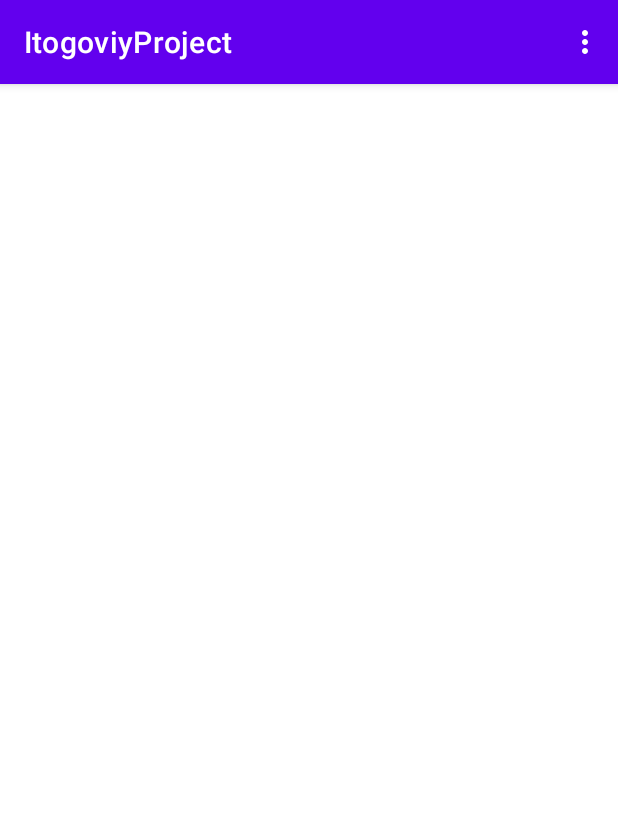
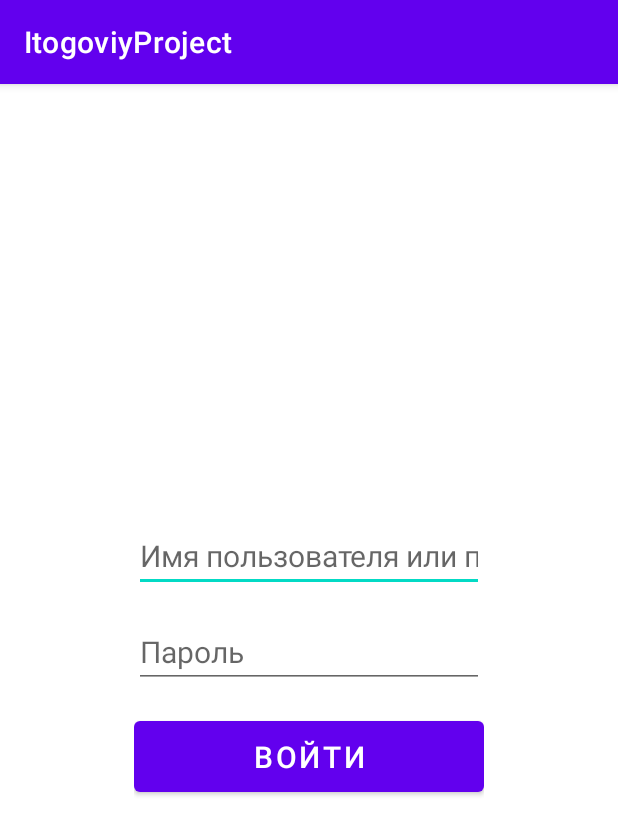
Before and after one commit to oaeolia/ItogoviyProject, an Android app: the screen it shows after launch (MainActivity before the commit, LoginActivity after it), on a phone screen of 412 x 824 dp. Shown: the top 835 px of the screen. Run offline under Robolectric (Android 15) with nearby library versions, the phone set to English and light mode, and no system bars; our stand-ins replace Volley.

Commit message:
[Client] Added login activity

```diff
--- a/AndroidApplication/app/build.gradle
+++ b/AndroidApplication/app/build.gradle
@@ -26,6 +26,10 @@ android {
         sourceCompatibility JavaVersion.VERSION_1_8
         targetCompatibility JavaVersion.VERSION_1_8
     }
+
+    buildFeatures {
+        viewBinding true
+    }
 }
 
 dependencies {
--- /dev/null
+++ b/AndroidApplication/app/src/main/java/com/example/itogoviyproject/Application.java
@@ -0,0 +1,29 @@
+package com.example.itogoviyproject;
+
+import com.example.itogoviyproject.loggers.ConsoleLogger;
+import com.example.itogoviyproject.loggers.ILogger;
+import com.example.itogoviyproject.server.Server;
+
+public class Application  extends android.app.Application {
+    private Server server;
+    private ILogger logger;
+
+    public Application(){
+        logger = new ConsoleLogger();
+    }
+
+    @Override
+    public void onCreate() {
+        super.onCreate();
+
+        server = new Server(this, logger);
+    }
+
+    public Server getServer(){
+        return server;
+    }
+
+    public ILogger getLogger(){
+        return logger;
+    }
+}
--- /dev/null
+++ b/AndroidApplication/app/src/main/java/com/example/itogoviyproject/LoginActivity.java
@@ -0,0 +1,63 @@
+package com.example.itogoviyproject;
+
+import androidx.appcompat.app.AppCompatActivity;
+
+import android.os.Bundle;
+import android.text.Editable;
+import android.text.TextWatcher;
+
+import com.example.itogoviyproject.databinding.ActivityLoginActivityBinding;
+import com.example.itogoviyproject.server.ServerCallback;
+
+public class LoginActivity extends AppCompatActivity {
+    private ActivityLoginActivityBinding binding;
+
+    @Override
+    protected void onCreate(Bundle savedInstanceState) {
+        super.onCreate(savedInstanceState);
+        binding = ActivityLoginActivityBinding.inflate(getLayoutInflater());
+        setContentView(binding.getRoot());
+
+        TextWatcher userInputTextWatcher = new TextWatcher() {
+
+            @Override
+            public void beforeTextChanged(CharSequence charSequence, int i, int i1, int i2) {
+
+            }
+
+            @Override
+            public void onTextChanged(CharSequence charSequence, int i, int i1, int i2) {
+
+            }
+
+            @Override
+            public void afterTextChanged(Editable editable) {
+                binding.buttonLogin.setEnabled(binding.buttonLogin.getText().length() > 0 && binding.inputPassword.getText().length() > 0);
+            }
+        };
+
+        binding.inputLogin.addTextChangedListener(userInputTextWatcher);
+        binding.inputPassword.addTextChangedListener(userInputTextWatcher);
+
+        binding.buttonLogin.setOnClickListener(view -> {
+            binding.buttonLogin.setEnabled(false);
+            ((Application) getApplication()).getServer().login(binding.inputLogin.getText().toString(), binding.inputPassword.getText().toString(),
+                    new ServerCallback<Boolean, String, Object>() {
+                        @Override
+                        public void onDataReady(Boolean arg1, String arg2, Object arg3) {
+                            if (arg1) {
+                                ((Application) getApplication()).getLogger().logInfo("TEST", "Successfully logged in");
+                            } else {
+                                ((Application) getApplication()).getLogger().logInfo("TEST", "Cant logged in");
+                                ((Application) getApplication()).getLogger().logInfo("TEST", arg2);
+                            }
+                        }
+                    }, new ServerCallback<String, Integer, Object>() {
+                        @Override
+                        public void onDataReady(String arg1, Integer arg2, Object arg3) {
+                            ((Application) getApplication()).getLogger().logInfo("TEST", arg1);
+                        }
+                    });
+        });
+    }
+}
--- a/AndroidApplication/app/src/main/java/com/example/itogoviyproject/MainActivity.java
+++ b/AndroidApplication/app/src/main/java/com/example/itogoviyproject/MainActivity.java
@@ -2,6 +2,7 @@ package com.example.itogoviyproject;
 
 import androidx.appcompat.app.AppCompatActivity;
 
+import android.content.Intent;
 import android.os.Bundle;
 import android.util.DisplayMetrics;
 import android.view.Menu;
@@ -19,6 +20,15 @@ public class MainActivity extends AppCompatActivity {
         getWindowManager().getDefaultDisplay().getMetrics(metrics);
         paintView.init(metrics);
     }
+
+    // TODO: Remove (only for test!!!)
+    @Override
+    protected void onStart() {
+        super.onStart();
+        Intent intent = new Intent(this, LoginActivity.class);
+        startActivity(intent);
+    }
+
     @Override
     public boolean onCreateOptionsMenu(Menu menu) {
         MenuInflater menuInflater = getMenuInflater();
--- /dev/null
+++ b/AndroidApplication/app/src/main/res/layout/activity_login_activity.xml
@@ -0,0 +1,51 @@
+<?xml version="1.0" encoding="utf-8"?>
+<androidx.constraintlayout.widget.ConstraintLayout xmlns:android="http://schemas.android.com/apk/res/android"
+    xmlns:app="http://schemas.android.com/apk/res-auto"
+    xmlns:tools="http://schemas.android.com/tools"
+    android:layout_width="match_parent"
+    android:layout_height="match_parent"
+    android:layout_gravity="center_horizontal|center_vertical"
+    tools:context=".LoginActivity">
+
+    <LinearLayout
+        android:layout_width="wrap_content"
+        android:layout_height="wrap_content"
+        android:orientation="vertical"
+        app:layout_constraintBottom_toBottomOf="parent"
+        app:layout_constraintEnd_toEndOf="parent"
+        app:layout_constraintStart_toStartOf="parent"
+        app:layout_constraintTop_toTopOf="parent">
+
+        <EditText
+            android:id="@+id/input_login"
+            android:layout_width="match_parent"
+            android:layout_height="wrap_content"
+            android:autofillHints="username"
+            android:ems="10"
+            android:hint="@string/title_login_input"
+            android:inputType="text"
+            android:textSize="20sp" />
+
+        <EditText
+            android:id="@+id/input_password"
+            android:layout_width="match_parent"
+            android:layout_height="wrap_content"
+            android:layout_marginTop="16dp"
+            android:autofillHints="password"
+            android:ems="10"
+            android:hint="@string/title_password_input"
+            android:inputType="textPassword"
+            android:textSize="20sp" />
+
+        <Button
+            android:id="@+id/button_login"
+            android:layout_width="match_parent"
+            android:layout_height="wrap_content"
+            android:layout_marginTop="16dp"
+            android:paddingTop="10dp"
+            android:paddingBottom="10dp"
+            android:text="@string/action_login"
+            android:textSize="20sp" />
+    </LinearLayout>
+
+</androidx.constraintlayout.widget.ConstraintLayout>
--- a/AndroidApplication/app/src/main/res/values/strings.xml
+++ b/AndroidApplication/app/src/main/res/values/strings.xml
@@ -1,3 +1,7 @@
-<resources>
+<resources xmlns:tools="http://schemas.android.com/tools" tools:locale="ru">
     <string name="app_name">ItogoviyProject</string>
+
+    <string name="title_login_input">Имя пользователя или почта</string>
+    <string name="title_password_input">Пароль</string>
+    <string name="action_login">Войти</string>
 </resources>
```
Also changed, not shown: AndroidApplication/app/src/main/AndroidManifest.xml (+8 -2 lines).
